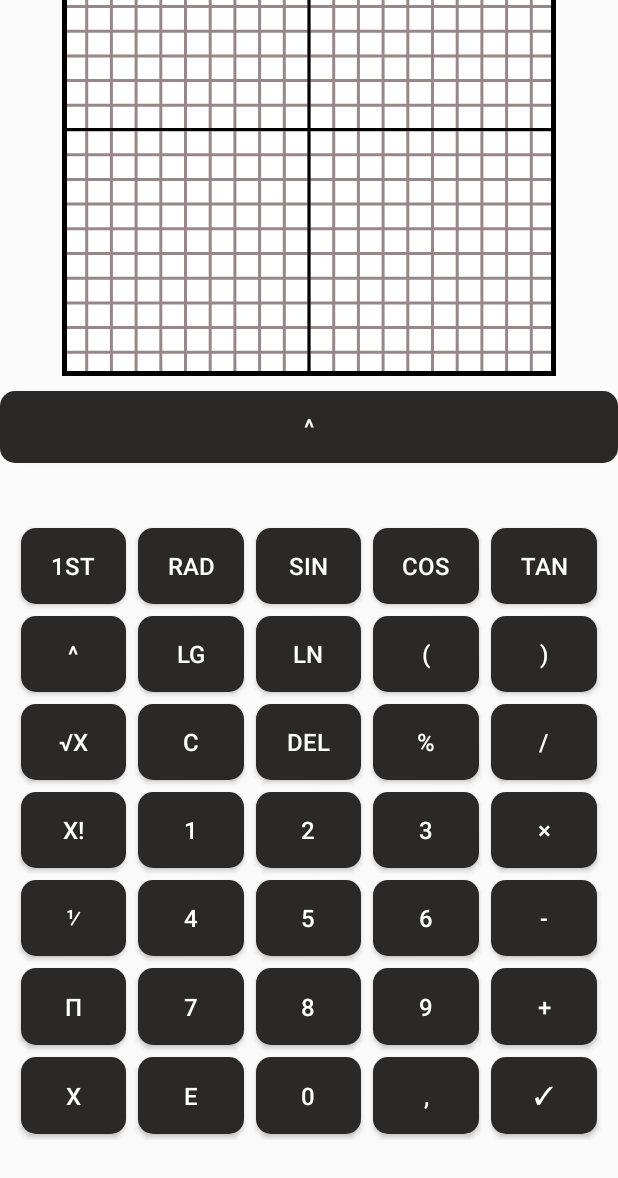
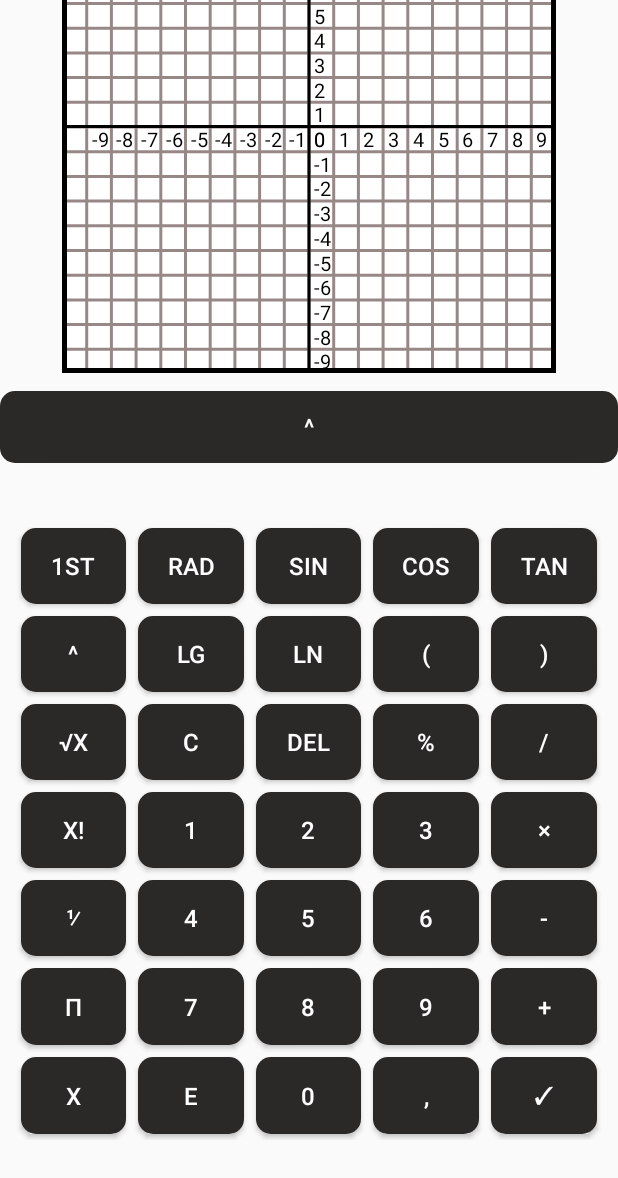
Before and after one commit to TheNoobestGuy/MathematicalAndroidApp, an Android app built with Jetpack Compose: the FunctionChartActivity screen opened directly, with no data from a screen before it, on a phone screen of 412 x 824 dp. Shown: the top 1178 px of the screen. Run offline under Robolectric (Android 15) with nearby library versions, the phone set to English and light mode, and no system bars.

Commit message:
Small fixes for drawing a function

```diff
--- a/app/src/main/java/com/example/mathmaster/customviews/AdvancedKeyboard.kt
+++ b/app/src/main/java/com/example/mathmaster/customviews/AdvancedKeyboard.kt
@@ -464,7 +464,7 @@ class AdvancedKeyboard @JvmOverloads constructor(
                         if (transformedEquation.isNotEmpty()) {
                             if (transformedEquation.last() != '×' && transformedEquation.last() != '/'
                                 && transformedEquation.last() != '+' && transformedEquation.last() != '-'
-                                && transformedEquation.last() != '(') {
+                                && transformedEquation.last() != '(' && transformedEquation.last() != '√') {
                                 if (!multiplyDivide) {
                                     addBracketIndex = findNewBracketIndex(transformedEquation)
                                     if (addBracketIndex > 0 && (transformedEquation[addBracketIndex-1].toString()[0].isLetter()
@@ -739,9 +739,8 @@ class AdvancedKeyboard @JvmOverloads constructor(
     private fun resultOfCalculate(textView: TextView, resultTextView: TextView) {
         // Calculation
         val equation = transformEquation(textView.text.toString())
-        println(equation)
         val resultOfCalculations = calculate(equation, 0)
-        println(resultOfCalculations.first)
+
         if (checkIsItDouble(round(resultOfCalculations.first*10000)/10000)) {
             if (resultOfCalculations.first.isNaN()) {
                 resultTextView.text = context.getString(R.string.Error)
--- a/app/src/main/java/com/example/mathmaster/customviews/FunctionChart.kt
+++ b/app/src/main/java/com/example/mathmaster/customviews/FunctionChart.kt
@@ -55,7 +55,27 @@ class FunctionChart @JvmOverloads constructor(
         canvas.drawLine(0f, height/2f, width.toFloat(), height/2f, paint)
         canvas.drawLine(width/2f, 0f,width/2f, height.toFloat(), paint)
 
+        // Draw labels
+        paint.textSize = 20f
+        paint.style = Paint.Style.FILL
+        iterator = gridSpacing
+        var xAxisLabels = -((width/(gridSpacing))/2).toInt() + 1
+        while (iterator <= width) {
+            canvas.drawText(xAxisLabels.toString(), iterator+5f, height/2f+20f, paint)
+            iterator += gridSpacing
+            xAxisLabels++
+        }
+
+        iterator = gridSpacing
+        var yAxisLabels: Int = ((height/(gridSpacing))/2).toInt()
+        while (iterator <= height) {
+            canvas.drawText(yAxisLabels.toString(), width/2f+5f, iterator+20f, paint)
+            iterator += gridSpacing
+            yAxisLabels--
+        }
+
         // Draw a function
+        paint.style = Paint.Style.STROKE
         paint.color = linesColor
         paint.strokeWidth = 8f
         for (i in 0 until points.size - 1) {
--- a/app/src/main/res/layout/functionchart_activity.xml
+++ b/app/src/main/res/layout/functionchart_activity.xml
@@ -9,7 +9,7 @@
         android:id="@+id/FunctionChart"
         android:layout_width="0dp"
         android:layout_height="0dp"
-        android:layout_marginBottom="10dp"
+        android:layout_marginBottom="12dp"
         app:layout_constraintBottom_toTopOf="@+id/SlideButton"
         app:layout_constraintDimensionRatio="1:1"
         app:layout_constraintEnd_toEndOf="parent"
```
